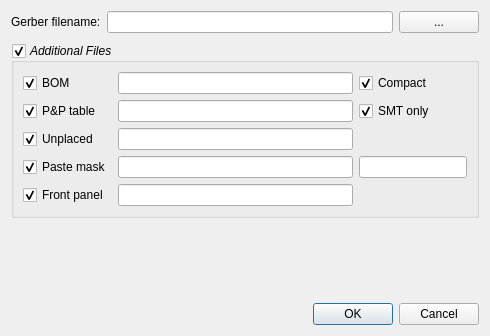
The window that cpcb/ui/ExportDialog.ui (wagenadl/cschem) describes before a commit, drawn with Qt 5.
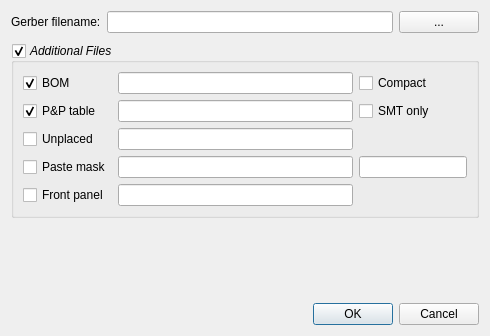
The same window after the commit. Custom widgets are drawn as their Qt base class.

```diff
--- a/cpcb/ui/ExportDialog.ui
+++ b/cpcb/ui/ExportDialog.ui
@@ -102,7 +102,7 @@
          <string>Front panel</string>
         </property>
         <property name="checked">
-         <bool>true</bool>
+         <bool>false</bool>
         </property>
        </widget>
       </item>
@@ -120,7 +120,7 @@
          <string>Paste mask</string>
         </property>
         <property name="checked">
-         <bool>true</bool>
+         <bool>false</bool>
         </property>
        </widget>
       </item>
@@ -201,7 +201,7 @@
          <string>Unplaced</string>
         </property>
         <property name="checked">
-         <bool>true</bool>
+         <bool>false</bool>
         </property>
        </widget>
       </item>
@@ -240,7 +240,7 @@
          <string>Compact</string>
         </property>
         <property name="checked">
-         <bool>true</bool>
+         <bool>false</bool>
         </property>
        </widget>
       </item>
@@ -279,7 +279,7 @@
          <string>SMT only</string>
         </property>
         <property name="checked">
-         <bool>true</bool>
+         <bool>false</bool>
         </property>
        </widget>
       </item>
```
